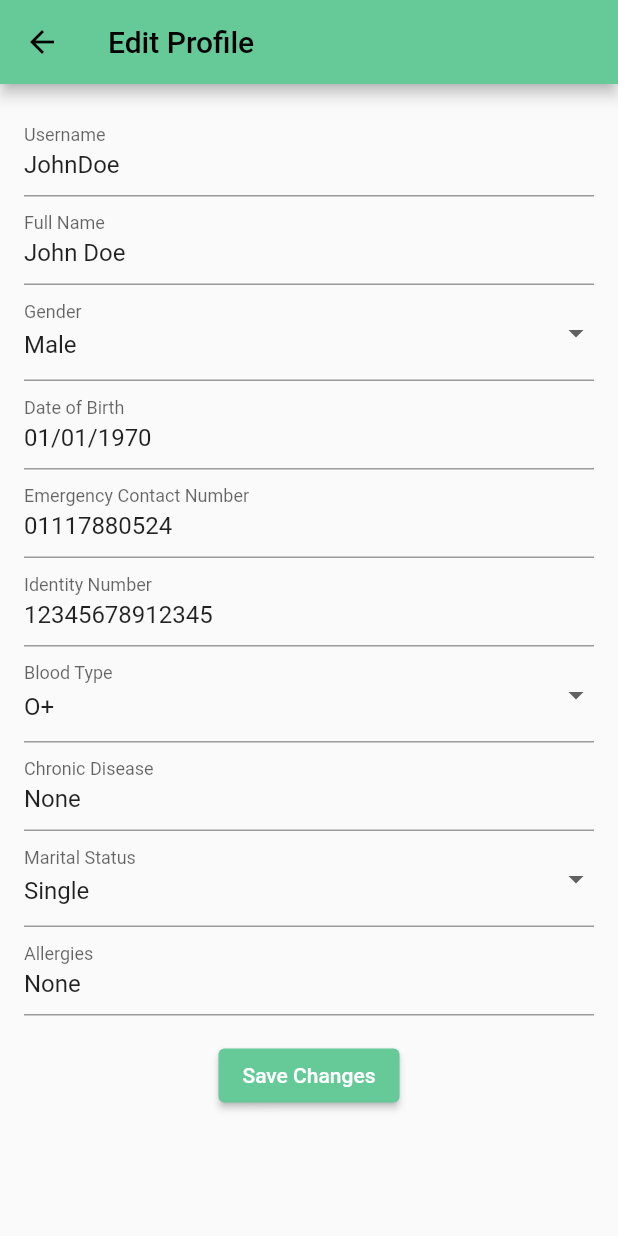
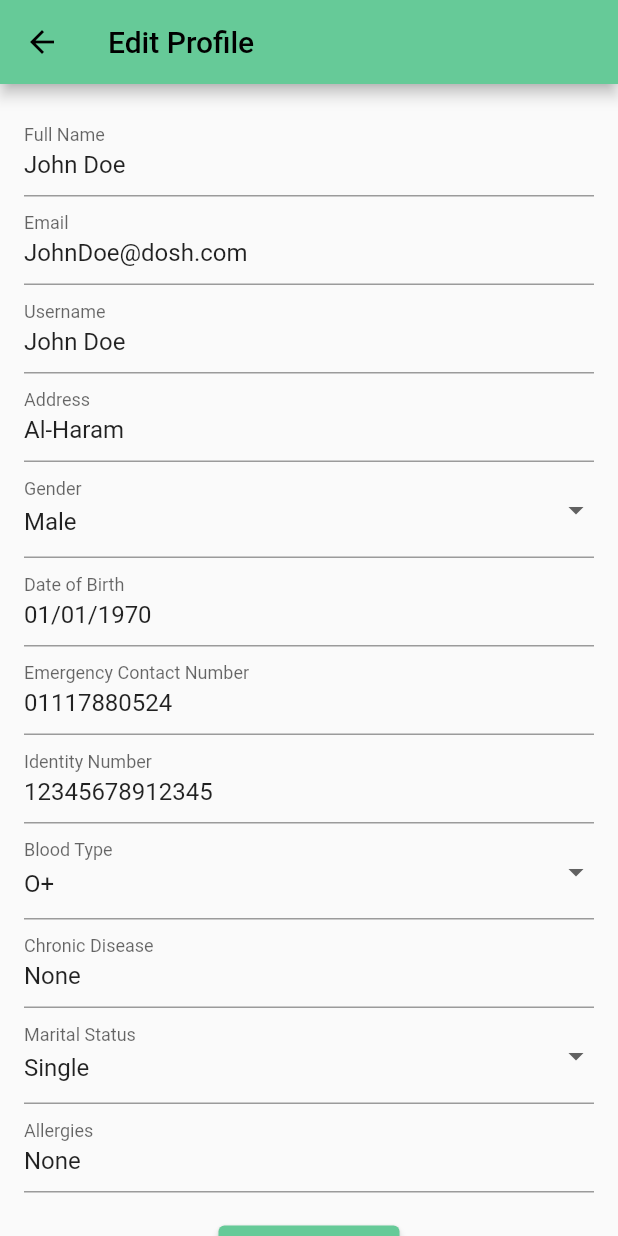
Before and after one commit to ahmedosama8/Grad_Project, a Flutter app: the PatientProfilePage screen opened directly, after a tap on "Edit your data", on a phone screen of 412 x 824 dp. Run offline on Flutter 3.47's test engine with Material 2 defaults, Android fonts, the light colour scheme and no system bars; our stand-ins replace google_fonts, image_picker, persistent_bottom_nav_bar, qr_flutter, smooth_page_indicator; missing offline and left inert: multiselect_formfield.

Commit message:
added address

```diff
--- a/mobile_app/lib/main.dart
+++ b/mobile_app/lib/main.dart
@@ -32,7 +32,7 @@ class MyApp extends StatelessWidget {
   @override
   Widget build(BuildContext context) {
     return MaterialApp(
-        initialRoute: 'emrsignup',
+        initialRoute: 'login',
         debugShowCheckedModeBanner: false,
         theme: ThemeData(
           primarySwatch: primary,
--- a/mobile_app/lib/pages/edit_profile.dart
+++ b/mobile_app/lib/pages/edit_profile.dart
@@ -5,10 +5,12 @@ import 'dart:io';
 import 'package:intl/intl.dart';
 
 class EditProfilePage extends StatefulWidget {
-  final String username;
   final String fullName;
+  final String email;
   final String gender;
   final String dob;
+  final String username;
+  final String address;
   final String emergencyContactNumber;
   final String identityNumber;
   final String bloodType;
@@ -18,10 +20,12 @@ class EditProfilePage extends StatefulWidget {
   final File? profileImage;
 
   EditProfilePage({
-    required this.username,
     required this.fullName,
+    required this.email,
     required this.gender,
     required this.dob,
+    required this.username,
+    required this.address,
     required this.emergencyContactNumber,
     required this.identityNumber,
     required this.bloodType,
@@ -38,10 +42,12 @@ class EditProfilePage extends StatefulWidget {
 class _EditProfilePageState extends State<EditProfilePage> {
   File? _imageFile;
   final _formKey = GlobalKey<FormState>();
-  late TextEditingController _usernameController;
   late TextEditingController _fullNameController;
+  late TextEditingController _emailController;
   late TextEditingController _genderController;
   late TextEditingController _dobController;
+  late TextEditingController _userNameController;
+  late TextEditingController _addressController;
   late TextEditingController _emergencyContactNumberController;
   late TextEditingController _identityNumberController;
   late TextEditingController _bloodTypeController;
@@ -52,10 +58,12 @@ class _EditProfilePageState extends State<EditProfilePage> {
   @override
   void initState() {
     super.initState();
-    _usernameController = TextEditingController(text: widget.username);
     _fullNameController = TextEditingController(text: widget.fullName);
+    _emailController = TextEditingController(text: widget.email);
     _genderController = TextEditingController(text: widget.gender);
     _dobController = TextEditingController(text: widget.dob);
+    _userNameController = TextEditingController(text: widget.username);
+    _addressController = TextEditingController(text: widget.address);
     _emergencyContactNumberController =
         TextEditingController(text: widget.emergencyContactNumber);
     _identityNumberController =
@@ -70,10 +78,12 @@ class _EditProfilePageState extends State<EditProfilePage> {
 
   @override
   void dispose() {
-    _usernameController.dispose();
     _fullNameController.dispose();
+    _emailController.dispose();
     _genderController.dispose();
+    _userNameController.dispose();
     _dobController.dispose();
+    _addressController.dispose();
     _emergencyContactNumberController.dispose();
     _identityNumberController.dispose();
     _bloodTypeController.dispose();
@@ -101,19 +111,6 @@ class _EditProfilePageState extends State<EditProfilePage> {
                   children: [
                     TextFormField(
                       decoration: InputDecoration(
-                        labelText: 'Username',
-                      ),
-                      controller: _usernameController,
-                      validator: (value) {
-                        if (value!.isEmpty) {
-                          return 'Please enter a username';
-                        }
-                        return null;
-                      },
-                    ),
-
-                    TextFormField(
-                      decoration: InputDecoration(
                         labelText: 'Full Name',
                       ),
                       controller: _fullNameController,
@@ -124,7 +121,43 @@ class _EditProfilePageState extends State<EditProfilePage> {
                         return null;
                       },
                     ),
+                    TextFormField(
+                      decoration: InputDecoration(
+                        labelText: 'Email',
+                      ),
+                      controller: _emailController,
+                      validator: (value) {
+                        if (value!.isEmpty) {
+                          return 'Please enter your email';
+                        }
+                        return null;
+                      },
+                    ),
+                    TextFormField(
+                      decoration: InputDecoration(
+                        labelText: 'Username',
+                      ),
+                      controller: _userNameController,
+                      validator: (value) {
+                        if (value == null || value.isEmpty) {
+                          return 'Please your username';
+                        }
+                        return null;
+                      },
+                    ),
 
+                    TextFormField(
+                      decoration: InputDecoration(
+                        labelText: 'Address',
+                      ),
+                      controller: _addressController,
+                      validator: (value) {
+                        if (value == null || value.isEmpty) {
+                          return 'Please enter a valid address';
+                        }
+                        return null;
+                      },
+                    ),
                     DropdownButtonFormField<String>(
                       decoration: InputDecoration(
                         labelText: 'Gender',
@@ -304,8 +337,10 @@ class _EditProfilePageState extends State<EditProfilePage> {
                           if (_formKey.currentState!.validate()) {
                             // TODO: Save the updated patient information to the database or some other storage
                             // For now, we can just print the information to the console
-                            String username = _usernameController.text;
                             String fullName = _fullNameController.text;
+                            String email = _emailController.text;
+                            String userName = _userNameController.text;
+                            String address = _addressController.text;
                             String gender = _genderController.text;
                             String dateOfBirth = _dobController.text;
                             String emergencyContactNumber =
@@ -320,8 +355,10 @@ class _EditProfilePageState extends State<EditProfilePage> {
                             String allergies = _allergiesController.text;
 
                             // Print the updated values to the console
-                            print('Username: $username');
                             print('Full Name: $fullName');
+                            print('Email: $email');
+                            print('Username: $userName');
+                            print('Address: $address');
                             print('Gender: $gender');
                             print('Date of Birth: $dateOfBirth');
                             print(
--- a/mobile_app/lib/pages/profile.dart
+++ b/mobile_app/lib/pages/profile.dart
@@ -12,10 +12,12 @@ class PatientProfilePage extends StatefulWidget {
 class _PatientProfilePageState extends State<PatientProfilePage> {
   File? _image;
   final _formKey = GlobalKey<FormState>();
-  String _username = "JohnDoe"; // default username
-  String _fullName = "John Doe"; // default full name
+  String _fullName = "John Doe"; // default name
+  String _userName = "John Doe"; // default username
+  String _email = "JohnDoe@dosh.com"; // default full name
   String _gender = "Male"; // default gender
   String _dob = "01/01/1970"; // default date of birth
+  String _address = "Al-Haram";
   String _emergencyContactNumber = "01117880524"; // default emergency contact number
   String _identityNumber = "12345678912345"; // default identity number
   String _bloodType = "O+"; // default blood type
@@ -63,10 +65,10 @@ class _PatientProfilePageState extends State<PatientProfilePage> {
                     Expanded(
                       child: TextFormField(
                         decoration: InputDecoration(
-                          labelText: 'Username',
+                          labelText: 'Full name',
                           contentPadding: EdgeInsets.symmetric(vertical: 16.0),
                         ),
-                        controller: TextEditingController(text: _username),
+                        controller: TextEditingController(text: _fullName),
                         enabled: false,
                         textAlign: TextAlign.center,
                       ),
@@ -75,10 +77,10 @@ class _PatientProfilePageState extends State<PatientProfilePage> {
                     Expanded(
                       child: TextFormField(
                         decoration: InputDecoration(
-                          labelText: 'Full name',
+                          labelText: 'Email',
                           contentPadding: EdgeInsets.symmetric(vertical: 16.0),
                         ),
-                        controller: TextEditingController(text: _fullName),
+                        controller: TextEditingController(text: _email),
                         enabled: false,
                         textAlign: TextAlign.center,
                       ),
@@ -86,6 +88,37 @@ class _PatientProfilePageState extends State<PatientProfilePage> {
                   ],
                 ),
                 SizedBox(height: 10),
+
+                Row(
+                  mainAxisAlignment: MainAxisAlignment.spaceEvenly,
+                  children: [
+                    Expanded(
+                      child: TextFormField(
+                        decoration: InputDecoration(
+                          labelText: 'Username',
+                          contentPadding: EdgeInsets.symmetric(vertical: 16.0),
+                        ),
+                        controller: TextEditingController(text: _userName),
+                        enabled: false,
+                        textAlign: TextAlign.center,
+                      ),
+                    ),
+                    SizedBox(width: 10),
+                    Expanded(
+                      child: TextFormField(
+                        decoration: InputDecoration(
+                          labelText: 'Address',
+                          contentPadding: EdgeInsets.symmetric(vertical: 16.0),
+                        ),
+                        controller: TextEditingController(text: _address),
+                        enabled: false,
+                        textAlign: TextAlign.center,
+                      ),
+                    ),
+                  ],
+                ),
+                SizedBox(height: 10),
+
                 Row(
                   mainAxisAlignment: MainAxisAlignment.spaceEvenly,
                   children: [
@@ -115,6 +148,7 @@ class _PatientProfilePageState extends State<PatientProfilePage> {
                   ],
                 ),
                 SizedBox(height: 10),
+
                 Row(
                   mainAxisAlignment: MainAxisAlignment.spaceEvenly,
                   children: [
@@ -214,8 +248,10 @@ class _PatientProfilePageState extends State<PatientProfilePage> {
                       context,
                       MaterialPageRoute(
                         builder: (context) => EditProfilePage(
-                            username: _username,
                             fullName: _fullName,
+                            email: _email,
+                            address: _address,
+                            username: _userName,
                             dob: _dob,
                             gender: _gender,
                             emergencyContactNumber: _emergencyContactNumber,
```
Also changed, not shown: mobile_app/lib/pages/emergency_info.dart (+24 -0 lines), mobile_app/lib/pages/login.dart (+15 -14 lines), mobile_app/lib/pages/signup.dart (+33 -2 lines).
